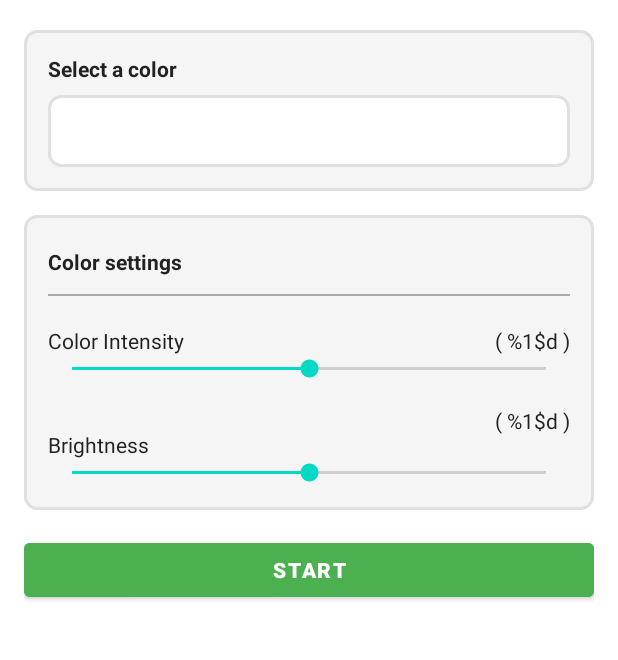
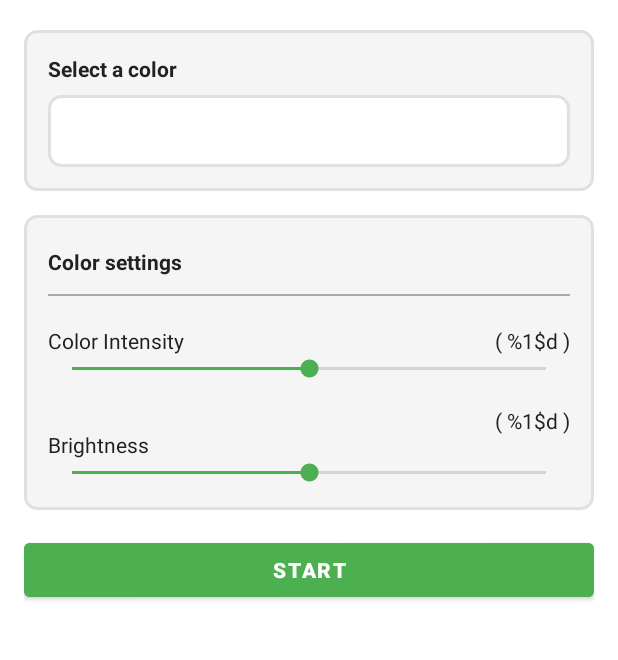
Before and after one commit to alanquintero/readmode, an Android app: the layout activity_main.xml on its own in the app's theme, with its tools: preview values and no code run, on a phone screen of 412 x 824 dp, the part 83-743 px from its top. Run offline under Robolectric (Android 15) with nearby library versions, the phone set to English and light mode, and no system bars.

Commit message:
Set colors for seek bars and background color for cotainer

```diff
--- a/app/src/main/java/com/contilabs/readmode/ui/controller/SeekBarController.java
+++ b/app/src/main/java/com/contilabs/readmode/ui/controller/SeekBarController.java
@@ -13,6 +13,7 @@ import android.widget.SeekBar;
 import android.widget.TextView;
 
 import androidx.annotation.NonNull;
+import androidx.core.content.ContextCompat;
 
 import com.contilabs.readmode.R;
 import com.contilabs.readmode.command.ReadModeCommand;
@@ -217,10 +218,11 @@ public class SeekBarController implements ColorDropdownObserver, CustomColorObse
      * Apply or removes the background color for the Container Layout.
      */
     private void handleContainerBackgroundColor() {
+        Log.d(TAG, "handleContainerBackgroundColor");
         if (readModeSettings.isAutoStartReadMode()) {
             // reset to initial value
             final GradientDrawable drawable = (GradientDrawable) containerLayout.getBackground();
-            drawable.setColor(Color.TRANSPARENT);
+            drawable.setColor(ContextCompat.getColorStateList(context, R.color.surface_color_settings));
         } else {
             setContainerBackgroundColor();
         }
--- a/app/src/main/res/layout/activity_main.xml
+++ b/app/src/main/res/layout/activity_main.xml
@@ -129,7 +129,10 @@
                 android:id="@+id/colorLevelBar"
                 android:layout_width="match_parent"
                 android:layout_height="wrap_content"
-                android:progress="50" />
+                android:progress="50"
+                android:progressBackgroundTint="@color/seek_background"
+                android:progressTint="@color/seek_progress"
+                android:thumbTint="@color/seek_thumb" />
 
 
             <!-- Brightness -->
@@ -161,7 +164,10 @@
                 android:id="@+id/brightnessLevelBar"
                 android:layout_width="match_parent"
                 android:layout_height="wrap_content"
-                android:progress="50" />
+                android:progress="50"
+                android:progressBackgroundTint="@color/seek_background"
+                android:progressTint="@color/seek_progress"
+                android:thumbTint="@color/seek_thumb" />
 
             <com.google.android.material.button.MaterialButton
                 android:id="@+id/customColorButton"
--- a/app/src/main/res/values/colors.xml
+++ b/app/src/main/res/values/colors.xml
@@ -32,6 +32,9 @@
     <!-- Color settings container -->
     <color name="surface_color_settings">#F5F5F5</color>
     <color name="text_color_settings">#212121</color>
+    <color name="seek_progress">#4CAF50</color>
+    <color name="seek_background">#757575</color>
+    <color name="seek_thumb">#4CAF50</color>>
 
     <!-- Buttons -->
     <color name="btn_default_custom_color">#B0B0B0</color>
```
